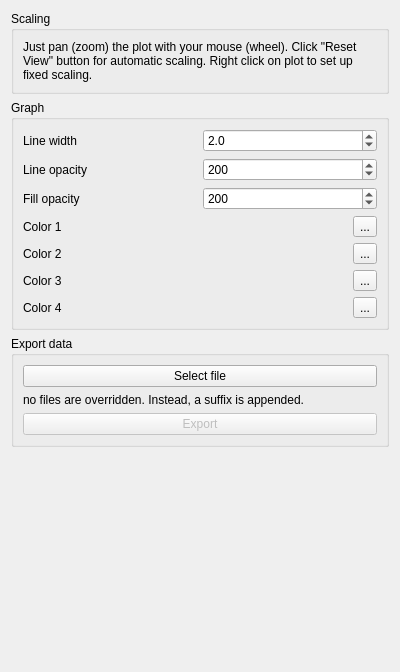
linien-org/linien, file linien/gui/ui/view_panel.ui: the form before one commit.
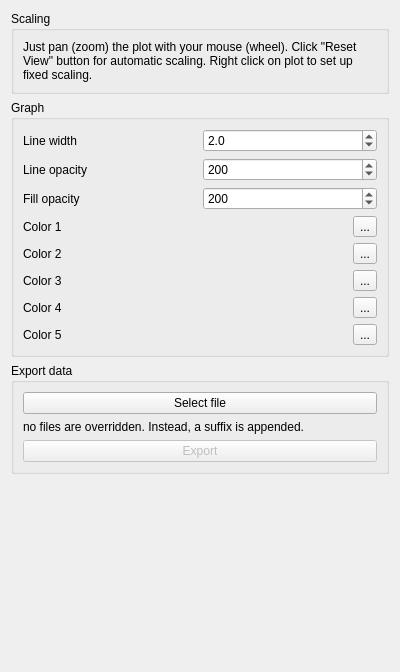
The form after the commit.

The edit to the form file:
```diff
--- a/linien/gui/ui/view_panel.ui
+++ b/linien/gui/ui/view_panel.ui
@@ -244,6 +244,37 @@
         </item>
        </layout>
       </item>
+      <item>
+       <layout class="QHBoxLayout" name="horizontalLayout_8">
+        <item>
+         <widget class="QLabel" name="color_4">
+          <property name="text">
+           <string>Color 5</string>
+          </property>
+         </widget>
+        </item>
+        <item>
+         <widget class="QLabel" name="display_color_4">
+          <property name="maximumSize">
+           <size>
+            <width>50</width>
+            <height>16777215</height>
+           </size>
+          </property>
+          <property name="text">
+           <string/>
+          </property>
+         </widget>
+        </item>
+        <item>
+         <widget class="QToolButton" name="edit_color_4">
+          <property name="text">
+           <string>...</string>
+          </property>
+         </widget>
+        </item>
+       </layout>
+      </item>
      </layout>
     </widget>
    </item>
```
